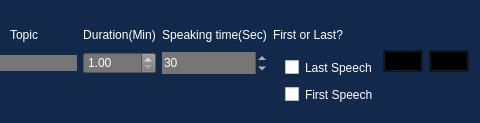
Above: motion_options.ui from mkirby528/Run-MUN before the change; both pictures show x 788 to 1268 and y 0 to 123 of the 1268 by 123 pixel window. Below: the same form after it.
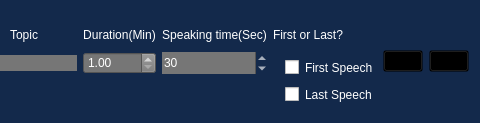
That is the form after the change. Icons and pictures are not drawn.

Patch:
```diff
--- a/motion_options.ui
+++ b/motion_options.ui
@@ -479,9 +479,9 @@
        <number>0</number>
       </property>
       <item>
-       <widget class="QCheckBox" name="last_check_box">
+       <widget class="QCheckBox" name="first_check_box">
         <property name="text">
-         <string>Last Speech</string>
+         <string>First Speech</string>
         </property>
         <property name="autoExclusive">
          <bool>true</bool>
@@ -489,9 +489,9 @@
        </widget>
       </item>
       <item>
-       <widget class="QCheckBox" name="first_check_box">
+       <widget class="QCheckBox" name="last_check_box">
         <property name="text">
-         <string>First Speech</string>
+         <string>Last Speech</string>
         </property>
         <property name="autoExclusive">
          <bool>true</bool>
```
